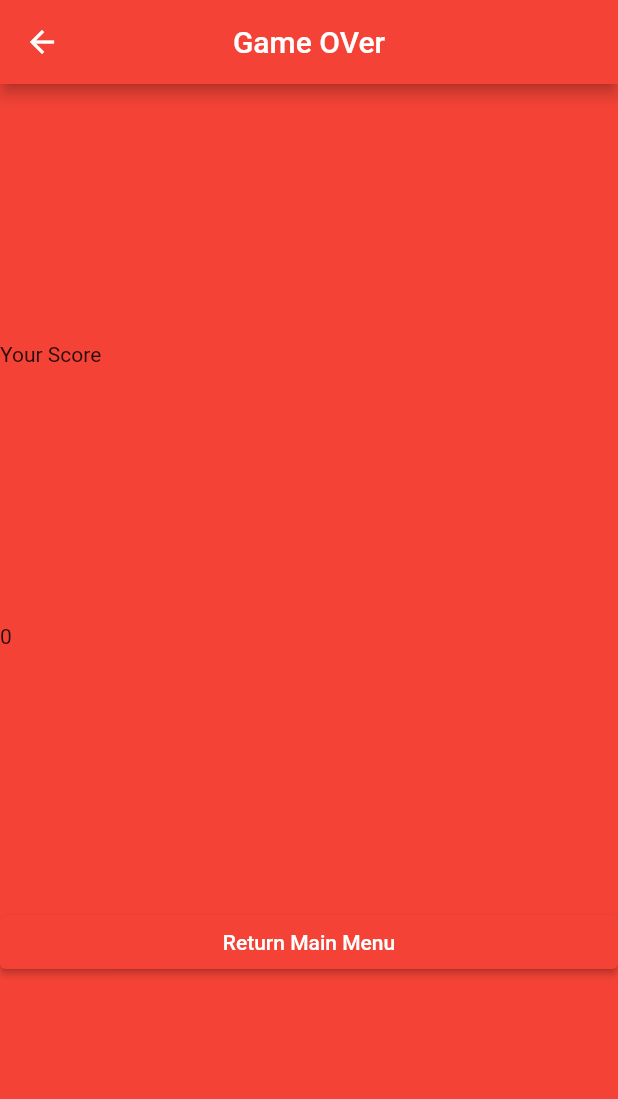
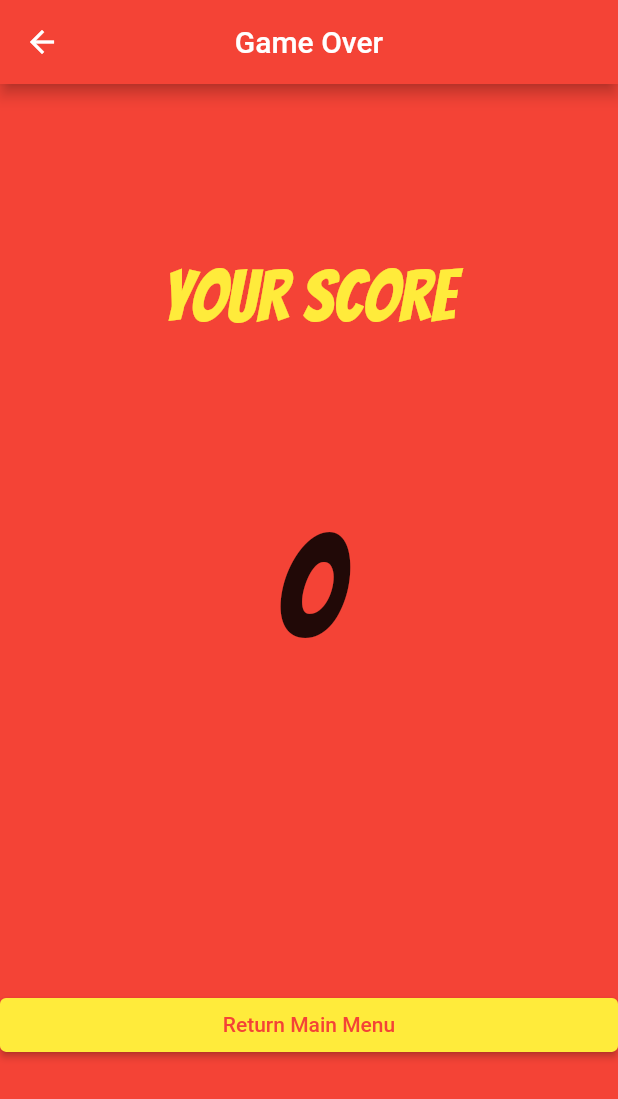
Before and after one commit to ikomanche/Flutter-Color-Game, a Flutter app: the GameOverScreen screen opened directly with empty values, on a phone screen of 412 x 824 dp. Shown: the top 1099 px of the screen. Run offline on Flutter 3.47's test engine with Material 2 defaults, Android fonts, the phone set to English and light mode, and no system bars.

Commit message:
Home Page and GameOver Page designed for UI

```diff
--- a/colorgame/lib/gameOver.dart
+++ b/colorgame/lib/gameOver.dart
@@ -7,30 +7,34 @@ class GameOverScreen extends StatelessWidget {
     final ScreenArguments args = ModalRoute.of(context).settings.arguments as ScreenArguments;
     return Scaffold(
       appBar: AppBar(
-        title: Text("Game OVer"),
+        title: Text("Game Over"),
         centerTitle: true,
       ),
       body: Container(
-        height: double.infinity,
-        color: Colors.green,
-        child: Container(
           height: double.infinity,
           color: Colors.red,
           child: Column(
             mainAxisAlignment: MainAxisAlignment.spaceEvenly,
             crossAxisAlignment: CrossAxisAlignment.stretch,
             children: [
-              Text('Your Score'),
-              Text(args.score.toString()),
+              Text('Your Score',textAlign: TextAlign.center,
+              style: TextStyle(color: Colors.yellow,
+              fontFamily: 'Bangers',
+              fontSize: 48),),
+              Padding(padding: EdgeInsets.only(bottom: 100),
+              child: Text(args.score.toString(),textAlign: TextAlign.center,style: TextStyle(fontSize: 96,
+              fontFamily: 'Bangers'),))
+              ,
               ElevatedButton(
                   onPressed: () {
                     Navigator.pushNamed(context, '/');
                   },
-                  child: Text('Return Main Menu'))
+                  style: ButtonStyle(backgroundColor: MaterialStateProperty.all(Colors.yellow)),
+                  child: Text('Return Main Menu',style: TextStyle(color: Colors.red),))
             ],
           ),
         ),
-      ),
+
     );
   }
 }
```
Also changed, not shown: colorgame/lib/home.dart (+31 -18 lines).
